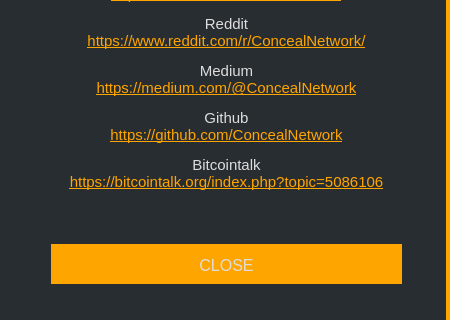
The window that src/gui/ui/linksdialog.ui (ConcealNetwork/conceal-desktop) describes before a commit, drawn with Qt 5; both pictures show x 0 to 450 and y 277 to 597 of the 450 by 597 pixel window.
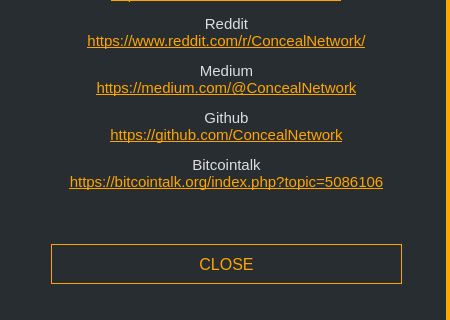
The same window after the commit.

```diff
--- a/src/gui/ui/linksdialog.ui
+++ b/src/gui/ui/linksdialog.ui
@@ -101,8 +101,7 @@
        </font>
       </property>
       <property name="styleSheet">
-       <string notr="true">color: #ddd; background-color: orange; border-top: 3px solid orange;
-border-right: 0px; font-size: 16px;</string>
+       <string notr="true">color: orange; background-color: #1; border: 1px solid orange; font-size: 16px;</string>
       </property>
       <property name="text">
        <string>CLOSE</string>
```
